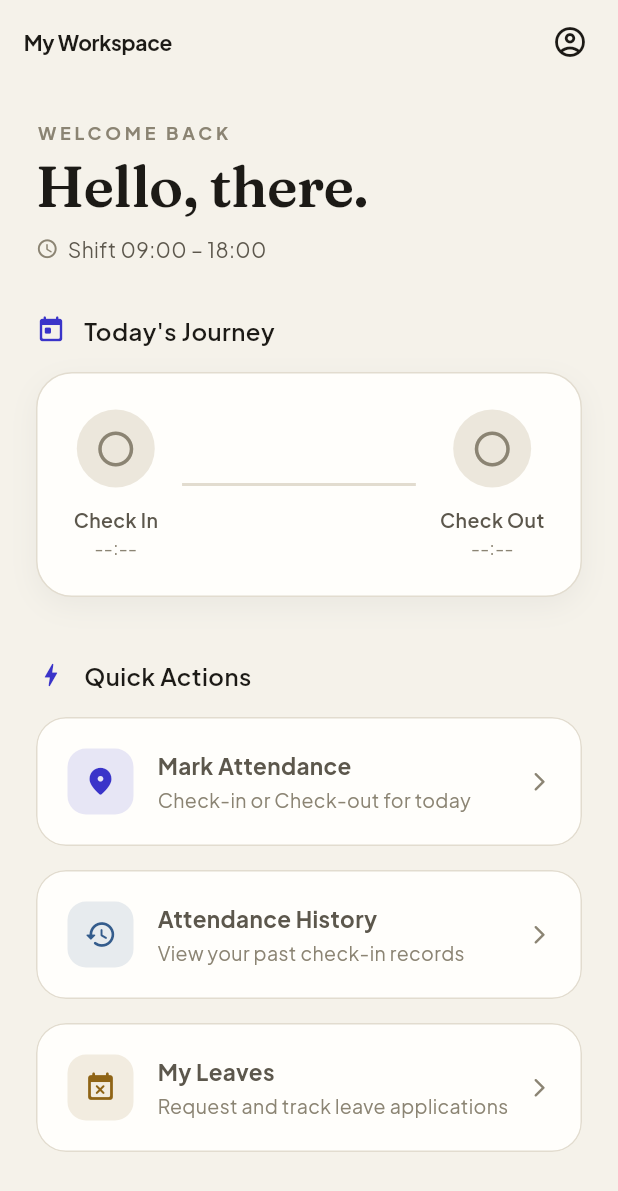
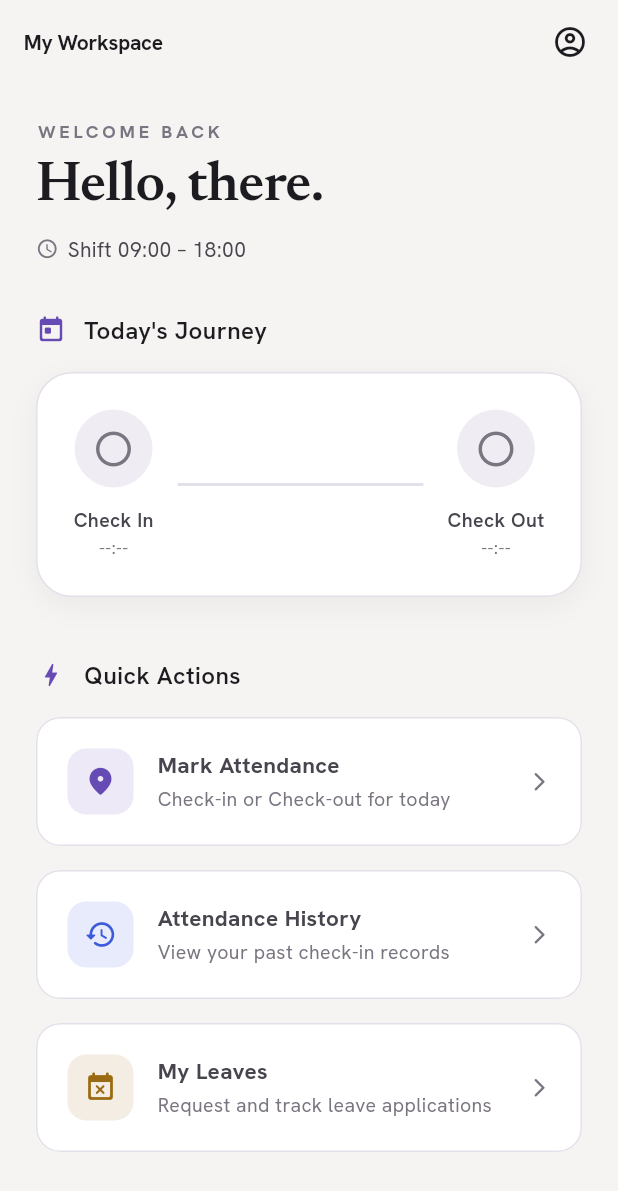
Before and after one commit to Aniudupa15/WorkTrack, a Flutter app: the screen it shows once a user with an empty profile is signed in, on a phone screen of 412 x 824 dp. Shown: the top 1191 px of the screen. Run offline on Flutter 3.47's test engine with Material 3 defaults, Android fonts, the phone set to English and light mode, and no system bars; our stand-ins replace cloud_firestore, cloud_functions, connectivity_plus, firebase_analytics, firebase_auth, firebase_core and 13 more; accounts and stored records are empty.

Commit message:
Retheme to Aura "Deep Noir" design system (v1.0.5+6)
Repoints the design tokens, fonts, and component radii — every screen
re-skins through the shared AppColors tokens, no per-screen changes:
- Dark theme = Aura verbatim: #131313 base, lavender primary (#CEBDFF),
  teal success (#44E2CD), rose danger, tonal-layer surfaces
- Light theme = derived Aura counterpart (inverse-primary lavender) so
  the theme toggle still reads as one product
- Fonts: Newsreader (serif headlines) + Hanken Grotesk (UI) bundled;
  Fraunces + Plus Jakarta Sans removed
- Radii: 8px buttons/inputs, 16px "pod" cards
- Luminance-aware onColor() so solid teal/rose buttons stay legible in
  both themes

```diff
--- a/attendance_app/lib/core/theme/app_colors.dart
+++ b/attendance_app/lib/core/theme/app_colors.dart
@@ -54,41 +54,51 @@ class AppColors extends ThemeExtension<AppColors> {
   /// Foreground on top of [brand].
   final Color onBrand;
 
-  // "Ink" dark theme — warm near-black paper stock, not the generic cool slate.
+  // "Deep Noir" dark theme (Aura) — a warm off-black base with tonal layers,
+  // a lavender primary, and teal reserved for success. OLED-ready: hierarchy
+  // comes from surface brightness, not shadows.
   static const AppColors dark = AppColors(
-    brand: Color(0xFF8B85FF), // luminous indigo, legible on ink
-    brandSoft: Color(0x1F8B85FF),
-    background: Color(0xFF15140F),
-    surface: Color(0xFF1E1C16),
-    surfaceMuted: Color(0xFF272319),
-    border: Color(0xFF35302A),
-    textPrimary: Color(0xFFF4F1E9),
-    textSecondary: Color(0xFFACA594),
-    textTertiary: Color(0xFF79715F),
-    success: Color(0xFF5FBE7C),
-    warning: Color(0xFFE7B54B),
-    danger: Color(0xFFE9705E),
-    info: Color(0xFF7FA9E8),
-    onBrand: Color(0xFF15140F),
+    brand: Color(0xFFCEBDFF), // lavender primary
+    brandSoft: Color(0x24CEBDFF), // ~14% lavender wash
+    background: Color(0xFF131313),
+    surface: Color(0xFF1C1B1B), // Level-1 card
+    surfaceMuted: Color(0xFF201F1F), // inset panels / fields
+    border: Color(0xFF302E36), // subtle warm hairline
+    textPrimary: Color(0xFFE5E2E1), // on-surface
+    textSecondary: Color(0xFFCAC4D4), // on-surface-variant
+    textTertiary: Color(0xFF948E9D), // outline
+    success: Color(0xFF44E2CD), // teal — "Checked In"
+    warning: Color(0xFFF2C26B), // amber — late / pending (functional accent)
+    danger: Color(0xFFFFB4AB), // error
+    info: Color(0xFFA9C7FF), // periwinkle — info / half-day
+    onBrand: Color(0xFF381385), // dark text on lavender
   );
 
-  // "Paper" light theme — warm off-white stock with ink text.
+  // Light counterpart in the same lavender/teal/rose family, so the toggle
+  // still reads as "Aura" rather than a different product. Derived from Aura's
+  // inverse / fixed tokens (inverse-primary #674BB5).
   static const AppColors light = AppColors(
-    brand: Color(0xFF3A34C9), // deep confident indigo (not candy #6366F1)
-    brandSoft: Color(0x143A34C9),
-    background: Color(0xFFF5F2EA),
-    surface: Color(0xFFFFFEFB),
-    surfaceMuted: Color(0xFFECE7DC),
-    border: Color(0xFFE2DCCF),
-    textPrimary: Color(0xFF1C1A16),
-    textSecondary: Color(0xFF5C574C),
-    textTertiary: Color(0xFF8B8473),
-    success: Color(0xFF2E7A4B),
-    warning: Color(0xFF8F6416),
-    danger: Color(0xFFB23A2B),
-    info: Color(0xFF345C8C),
-    onBrand: Color(0xFFFFFEFB),
+    brand: Color(0xFF674BB5), // inverse-primary lavender
+    brandSoft: Color(0x14674BB5),
+    background: Color(0xFFF6F4F2),
+    surface: Color(0xFFFFFFFF),
+    surfaceMuted: Color(0xFFEFECF4),
+    border: Color(0xFFE4E0EA),
+    textPrimary: Color(0xFF1C1B1F),
+    textSecondary: Color(0xFF49454E),
+    textTertiary: Color(0xFF7A7580),
+    success: Color(0xFF0F766E), // deep teal, legible on light
+    warning: Color(0xFF9A6B12),
+    danger: Color(0xFFB3261E),
+    info: Color(0xFF3B5BDB),
+    onBrand: Color(0xFFFFFFFF),
   );
+
+  /// Returns a foreground (near-black or white) that stays legible on top of a
+  /// solid [c] — used for buttons/markers painted in a state colour, since those
+  /// colours are light in the dark theme and dark in the light theme.
+  static Color onColor(Color c) =>
+      c.computeLuminance() > 0.5 ? const Color(0xFF201F1F) : Colors.white;
 
   /// Returns the status color for an attendance/leave status string.
   Color statusColor(String status) {
--- a/attendance_app/lib/core/theme/app_theme.dart
+++ b/attendance_app/lib/core/theme/app_theme.dart
@@ -26,7 +26,7 @@ class AppTheme {
           error: c.danger,
         );
 
-    const family = 'PlusJakartaSans';
+    const family = 'HankenGrotesk';
     final baseText =
         (isDark
                 ? Typography.material2021().white
@@ -38,14 +38,14 @@ class AppTheme {
     final textTheme = baseText.copyWith(
       // Editorial serif for the largest headlines — the app's signature voice.
       displaySmall: baseText.displaySmall?.copyWith(
-        fontFamily: 'Fraunces',
+        fontFamily: 'Newsreader',
         fontWeight: FontWeight.w600,
         letterSpacing: -0.5,
         height: 1.05,
         color: c.textPrimary,
       ),
       headlineSmall: baseText.headlineSmall?.copyWith(
-        fontFamily: 'Fraunces',
+        fontFamily: 'Newsreader',
         fontWeight: FontWeight.w600,
         letterSpacing: -0.3,
         height: 1.1,
@@ -114,7 +114,7 @@ class AppTheme {
         surfaceTintColor: Colors.transparent,
         margin: EdgeInsets.zero,
         shape: RoundedRectangleBorder(
-          borderRadius: BorderRadius.circular(AppRadius.xl),
+          borderRadius: BorderRadius.circular(AppRadius.lg),
           side: BorderSide(color: c.border),
         ),
       ),
@@ -127,23 +127,23 @@ class AppTheme {
           vertical: AppSpacing.lg,
         ),
         border: OutlineInputBorder(
-          borderRadius: BorderRadius.circular(AppRadius.lg),
+          borderRadius: BorderRadius.circular(AppRadius.sm),
           borderSide: BorderSide(color: c.border),
         ),
         enabledBorder: OutlineInputBorder(
-          borderRadius: BorderRadius.circular(AppRadius.lg),
+          borderRadius: BorderRadius.circular(AppRadius.sm),
           borderSide: BorderSide(color: c.border),
         ),
         focusedBorder: OutlineInputBorder(
-          borderRadius: BorderRadius.circular(AppRadius.lg),
+          borderRadius: BorderRadius.circular(AppRadius.sm),
           borderSide: BorderSide(color: c.brand, width: 2),
         ),
         errorBorder: OutlineInputBorder(
-          borderRadius: BorderRadius.circular(AppRadius.lg),
+          borderRadius: BorderRadius.circular(AppRadius.sm),
           borderSide: BorderSide(color: c.danger),
         ),
         focusedErrorBorder: OutlineInputBorder(
-          borderRadius: BorderRadius.circular(AppRadius.lg),
+          borderRadius: BorderRadius.circular(AppRadius.sm),
           borderSide: BorderSide(color: c.danger, width: 2),
         ),
         labelStyle: TextStyle(color: c.textSecondary),
@@ -158,7 +158,7 @@ class AppTheme {
           minimumSize: const Size(double.infinity, 54),
           elevation: 0,
           shape: RoundedRectangleBorder(
-            borderRadius: BorderRadius.circular(AppRadius.lg),
+            borderRadius: BorderRadius.circular(AppRadius.sm),
           ),
           textStyle: textTheme.labelLarge,
         ),
@@ -169,7 +169,7 @@ class AppTheme {
           minimumSize: const Size(0, 50),
           side: BorderSide(color: c.border),
           shape: RoundedRectangleBorder(
-            borderRadius: BorderRadius.circular(AppRadius.lg),
+            borderRadius: BorderRadius.circular(AppRadius.sm),
           ),
           textStyle: textTheme.labelLarge,
         ),
--- a/attendance_app/lib/core/widgets/app_button.dart
+++ b/attendance_app/lib/core/widgets/app_button.dart
@@ -65,7 +65,7 @@ class AppButton extends StatelessWidget {
     }
 
     final height = small ? 40.0 : 52.0;
-    final radius = small ? AppRadius.md : AppRadius.lg;
+    final radius = AppRadius.sm; // Aura: buttons use an 8px radius
     final hpad = small ? AppSpacing.lg : AppSpacing.xl;
 
     final content = loading
--- a/attendance_app/lib/core/widgets/app_card.dart
+++ b/attendance_app/lib/core/widgets/app_card.dart
@@ -19,7 +19,7 @@ class AppCard extends StatelessWidget {
     required this.child,
     this.onTap,
     this.padding = const EdgeInsets.all(AppSpacing.xl),
-    this.radius = AppRadius.xl,
+    this.radius = AppRadius.lg, // Aura: 16px "pod" containers
     this.color,
     this.border = true,
     this.elevated = false,
--- a/attendance_app/lib/core/widgets/metric_tile.dart
+++ b/attendance_app/lib/core/widgets/metric_tile.dart
@@ -52,7 +52,7 @@ class MetricTile extends StatelessWidget {
           Text(
             value,
             style: Theme.of(context).textTheme.headlineSmall?.copyWith(
-              fontFamily: 'PlusJakartaSans',
+              fontFamily: 'HankenGrotesk',
               fontWeight: FontWeight.w800,
               letterSpacing: -0.5,
               height: 1.0,
--- a/attendance_app/lib/features/admin/admin_dashboard.dart
+++ b/attendance_app/lib/features/admin/admin_dashboard.dart
@@ -207,7 +207,7 @@ class _TodayPulse extends StatelessWidget {
                         Text(
                           '$present',
                           style: text.displaySmall?.copyWith(
-                            fontFamily: 'PlusJakartaSans',
+                            fontFamily: 'HankenGrotesk',
                             fontWeight: FontWeight.w800,
                             letterSpacing: -1,
                           ),
--- a/attendance_app/lib/features/admin/work_location_picker.dart
+++ b/attendance_app/lib/features/admin/work_location_picker.dart
@@ -169,9 +169,9 @@ class _WorkLocationPickerState extends State<WorkLocationPicker> {
                             ),
                           ],
                         ),
-                        child: const Icon(
+                        child: Icon(
                           Icons.business_rounded,
-                          color: Colors.white,
+                          color: AppColors.onColor(colors.brand),
                           size: 20,
                         ),
                       ),
```
Also changed, not shown: attendance_app/lib/features/admin/leave_management.dart (+6 -5 lines), attendance_app/lib/features/employee/mark_attendance.dart (+7 -6 lines), attendance_app/pubspec.yaml (+5 -5 lines), attendance_app/assets/fonts/Fraunces.ttf (deleted), attendance_app/assets/fonts/HankenGrotesk.ttf (added), attendance_app/assets/fonts/Newsreader.ttf (added), attendance_app/assets/fonts/PlusJakartaSans.ttf (deleted).
